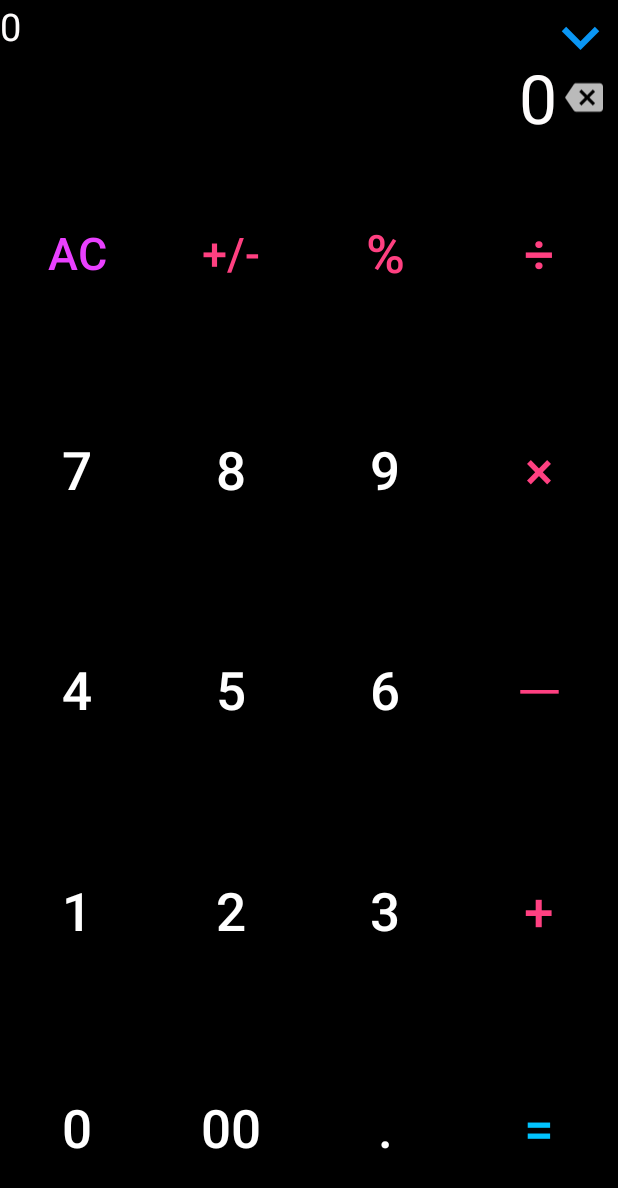
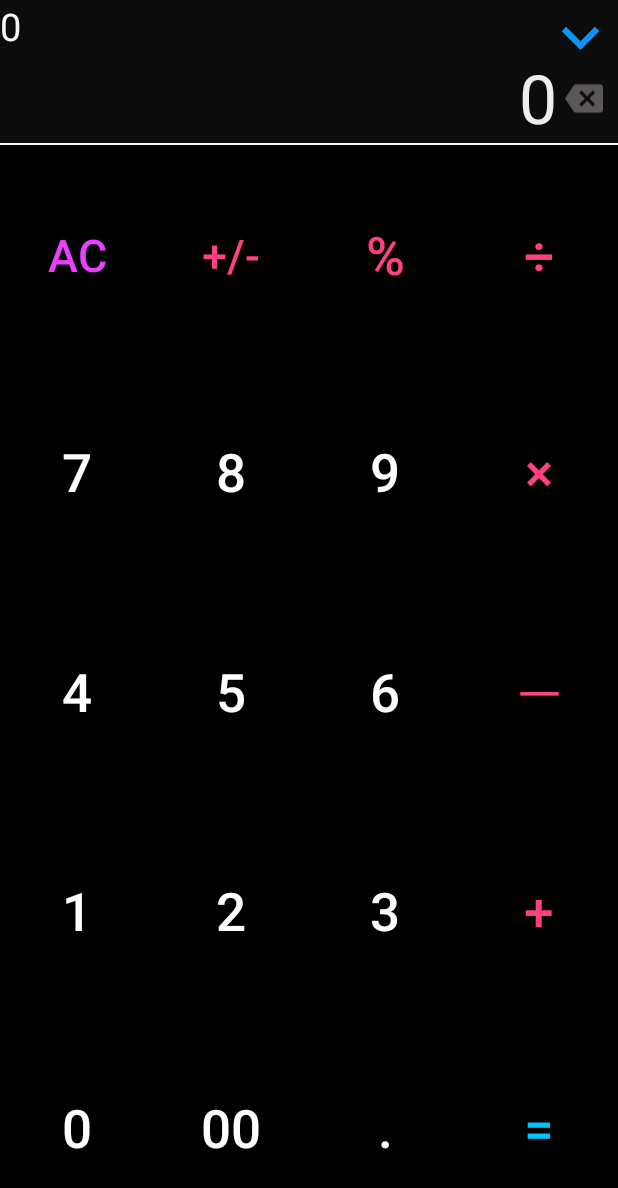
Before and after one commit to K-ryobado/Dentaku, an Android app: the screen it shows after launch (MainActivity), on a phone screen of 412 x 824 dp. Shown: the top 1188 px of the screen. Run offline under Robolectric (Android 15) with nearby library versions, the phone set to English and light mode, and no system bars; our stand-ins replace AdMob.

Commit message:
9/30 23:09

```diff
--- a/app/src/main/java/com/test/dentaku/MainActivity.java
+++ b/app/src/main/java/com/test/dentaku/MainActivity.java
@@ -33,7 +33,7 @@ import com.google.android.gms.ads.AdView;
 import static java.lang.String.valueOf;
 
 public class MainActivity extends Activity {
-    private AdView mAdView, mAdView2;
+    private AdView mAdView;
 
     private InterstitialAd mInterstitialAd;//インタースティシャル
 
@@ -53,7 +53,7 @@ public class MainActivity extends Activity {
     RelativeLayout relative;
     ConstraintLayout history;
     ImageButton button_close, button_history, backspace;
-    Button history_clear;
+    Button history_clear,request;
 
     TextView tv_history_tv1_0;
     TextView tv_history_tv1_1;
@@ -121,12 +121,9 @@ public class MainActivity extends Activity {
         });
 
         mAdView = findViewById(R.id.adView);
-        mAdView2 = findViewById(R.id.adView2);
-
         AdRequest adRequest = new AdRequest.Builder()
                 .build();
         mAdView.loadAd(adRequest);
-        mAdView2.loadAd(adRequest);
 
         /*縦画面固定*/
         setRequestedOrientation(ActivityInfo.SCREEN_ORIENTATION_PORTRAIT);
@@ -185,6 +182,7 @@ public class MainActivity extends Activity {
         button_history = findViewById(R.id.button_history);
         backspace = findViewById(R.id.backspace);
         history_clear = findViewById(R.id.history_clear);
+        request = findViewById(R.id.request);
 
         findViewById(R.id.button_1).setOnClickListener(buttonNumberListener);
         findViewById(R.id.button_2).setOnClickListener(buttonNumberListener);
@@ -219,6 +217,7 @@ public class MainActivity extends Activity {
     @Override
     protected void onResume() {
         super.onResume();
+
         //アプリを開いた回数に応じてレビューを表示
         Preference();
     }
@@ -654,12 +653,7 @@ public class MainActivity extends Activity {
                                 tv_history_eT1_19.setText(sb_et1);
                                 break;
                         }
-                        /*
-                        if (count_history==19){
 
-                            Toast.makeText(this, String.valueOf(count_history), Toast.LENGTH_SHORT).show();
-                        }
-                        */
                         if (count_history < 19) {
                             count_history++;
                         }
@@ -670,6 +664,7 @@ public class MainActivity extends Activity {
                     /************************計算履歴の表示*************************************/
 
                     recentOperator = true;//最近押されたキーが"="であることを記憶
+
                 }
                 isOperatorKeyPushed = true;//最近押されたキーがk計算キーであることを記憶
             } catch (Exception e) { //全ての例外に対応
@@ -1078,6 +1073,12 @@ public class MainActivity extends Activity {
         }
     }
 
+    public void onclick_request(View v){
+        Uri uri = Uri.parse("https://docs.google.com/forms/d/e/1FAIpQLSehNJrVHrJjumvkQE1QgIazUsK4IgxS_k5hBQzVnuNakRa0hg/viewform?usp=sf_link");
+        Intent i = new Intent(Intent.ACTION_VIEW, uri);
+        startActivity(i);
+    }
+
     SharedPreferences sp;
     boolean k ;
 
@@ -1096,8 +1097,8 @@ public class MainActivity extends Activity {
         }
 
 
-        //5回に1回表示
-        //if ((s == 10 || s == 30) && k==true) {
+        //10回目と30回目に表示
+        if ((s == 10 || s == 30) && k==false) {
         AlertDialog.Builder dialog = new AlertDialog.Builder(
                 MainActivity.this);
         dialog.setTitle(R.string.dialog_Title);
@@ -1109,6 +1110,7 @@ public class MainActivity extends Activity {
                         Uri uri = Uri.parse("https://play.google.com/store/apps/details?id=com.test.dentaku");
                         Intent i = new Intent(Intent.ACTION_VIEW, uri);
                         startActivity(i);
+                        k= true;
                     }
                 });
         dialog.setNegativeButton(R.string.dialog_NeutralButton,
@@ -1124,12 +1126,10 @@ public class MainActivity extends Activity {
                         Uri uri = Uri.parse("https://docs.google.com/forms/d/e/1FAIpQLSehNJrVHrJjumvkQE1QgIazUsK4IgxS_k5hBQzVnuNakRa0hg/viewform?usp=sf_link");
                         Intent i = new Intent(Intent.ACTION_VIEW, uri);
                         startActivity(i);
-
-                        k= true;
                     }
                 });
 
         dialog.show();
-        //}
+        }
     }
 }
--- a/app/src/main/res/drawable/ic_backspace_black_24dp.xml
+++ b/app/src/main/res/drawable/ic_backspace_black_24dp.xml
@@ -4,6 +4,6 @@
         android:viewportWidth="24.0"
         android:viewportHeight="24.0">
     <path
-        android:fillColor="#bababa"
+        android:fillColor="#5c5858"
         android:pathData="M22,3L7,3c-0.69,0 -1.23,0.35 -1.59,0.88L0,12l5.41,8.11c0.36,0.53 0.9,0.89 1.59,0.89h15c1.1,0 2,-0.9 2,-2L24,5c0,-1.1 -0.9,-2 -2,-2zM19,15.59L17.59,17 14,13.41 10.41,17 9,15.59 12.59,12 9,8.41 10.41,7 14,10.59 17.59,7 19,8.41 15.41,12 19,15.59z"/>
 </vector>
--- /dev/null
+++ b/app/src/main/res/drawable/text_color3.xml
@@ -0,0 +1,7 @@
+<?xml version="1.0" encoding="utf-8"?>
+<selector xmlns:android="http://schemas.android.com/apk/res/android">
+    <item android:color="#000000" android:state_focused="true" android:state_pressed="false" />
+    <item android:color="#fb0606" android:state_focused="true" android:state_pressed="true" />
+    <item android:color="#fad904" android:state_focused="false" android:state_pressed="true" />
+    <item android:color="#c41508" />
+</selector>
--- a/app/src/main/res/layout/activity_main.xml
+++ b/app/src/main/res/layout/activity_main.xml
@@ -5,7 +5,7 @@
     android:id="@+id/relative"
     android:layout_width="match_parent"
     android:layout_height="match_parent"
-    android:background="#000000"
+    android:background="#0d0c0c"
     tools:context=".MainActivity">
 
     <com.google.android.gms.ads.AdView xmlns:ads="http://schemas.android.com/apk/res-auto"
@@ -27,7 +27,7 @@
         android:gravity="left"
         android:maxLength="20"
         android:text="0"
-        android:textColor="#fefcfc"
+        android:textColor="#f7f6f6"
         android:textSize="25dp"
         android:layout_toLeftOf="@+id/button_history"/>
 
@@ -75,23 +75,30 @@
         android:singleLine="true"
         android:text="0"
         android:layout_toLeftOf="@+id/tv_space"
-        android:textColor="#fefcfc"
+        android:textColor="#f1eded"
         android:textSize="45dp"
         app:fontFamily="serif-monospace" />
+
+    <View
+        android:id="@+id/line"
+        android:layout_width="match_parent"
+        android:layout_height="1dp"
+        android:background="#f7f6f6"
+        android:layout_below="@id/eT1"/>
 
     <include
         android:id="@+id/ten_key"
         layout="@layout/ten_key"
         android:layout_width="match_parent"
         android:layout_height="match_parent"
-        android:layout_above="@id/adView2"
-        android:layout_below="@id/eT1" />
+        android:layout_alignParentBottom="true"
+        android:layout_below="@id/line" />
 
     <FrameLayout
         android:id="@+id/frame"
         android:layout_width="match_parent"
         android:layout_height="match_parent"
-        android:layout_above="@id/adView2"
+        android:layout_alignParentBottom="true"
         android:layout_below="@id/adView">
 
         <android.support.constraint.ConstraintLayout
@@ -431,6 +438,19 @@
                     android:layout_width="wrap_content"
                     android:layout_height="wrap_content" />
 
+                <Button
+                    android:onClick="onclick_request"
+                    android:textSize="20dp"
+                    android:id="@+id/request"
+                    android:textColor="@drawable/text_color3"
+                    android:text="request"
+                    app:layout_constraintTop_toTopOf="parent"
+                    app:layout_constraintLeft_toRightOf="@+id/history_clear"
+                    app:layout_constraintRight_toLeftOf="@+id/button_close"
+                    android:background="#000000"
+                    android:layout_width="wrap_content"
+                    android:layout_height="wrap_content" />
+
                 <ImageButton
                     android:id="@+id/button_close"
                     android:layout_width="50dp"
@@ -445,14 +465,4 @@
             </android.support.constraint.ConstraintLayout>
         </android.support.constraint.ConstraintLayout>
     </FrameLayout>
-
-    <com.google.android.gms.ads.AdView xmlns:ads="http://schemas.android.com/apk/res-auto"
-        android:id="@+id/adView2"
-        android:layout_width="match_parent"
-        android:layout_height="wrap_content"
-        android:layout_alignParentBottom="true"
-        android:layout_centerHorizontal="true"
-        ads:adSize="SMART_BANNER"
-        ads:adUnitId="ca-app-pub-3940256099942544/6300978111"></com.google.android.gms.ads.AdView>
-    <!-- Sample Banner ID: ca-app-pub-3940256099942544/6300978111  Real ID: ca-app-pub-3891518799622736/4517614453-->
 </RelativeLayout>
--- a/app/src/main/res/values/strings.xml
+++ b/app/src/main/res/values/strings.xml
@@ -1,8 +1,4 @@
 <resources>
-    <string name="app_name">Dentaku</string>
-
-    <!-- TODO: Remove or change this placeholder text -->
-    <string name="hello_blank_fragment">Hello blank fragment</string>
 
     //レビュー訴求ダイアログ
     <string name="dialog_Title">Please cooperate with the review</string>
```
Also changed, not shown: 2 other files.
